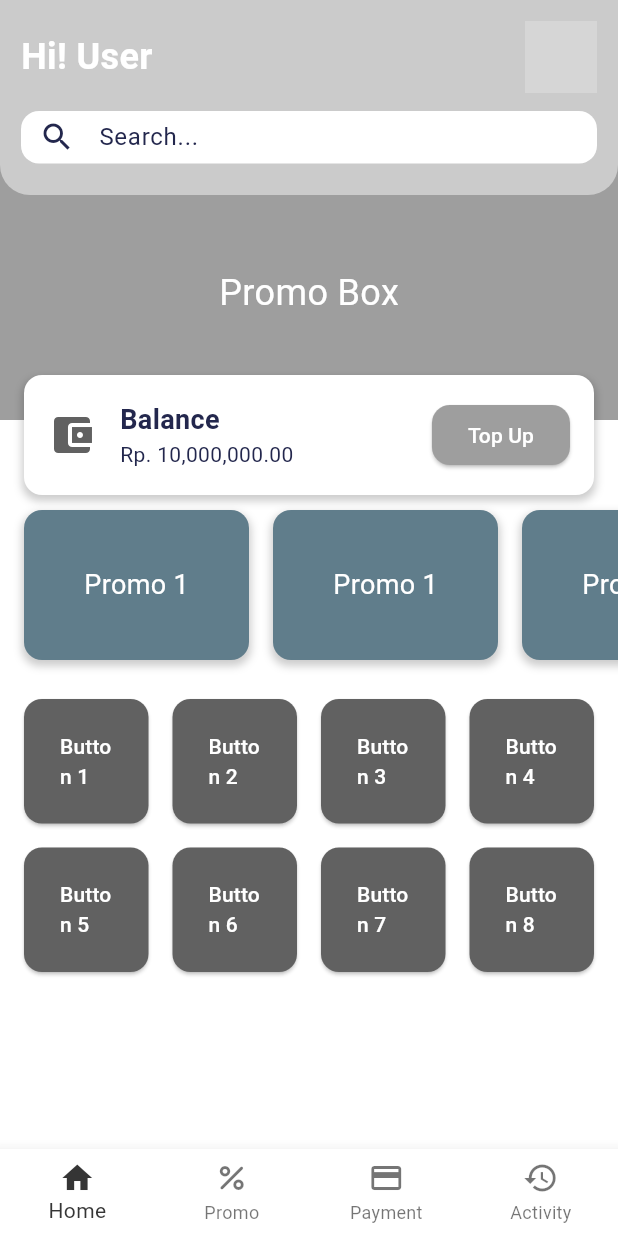
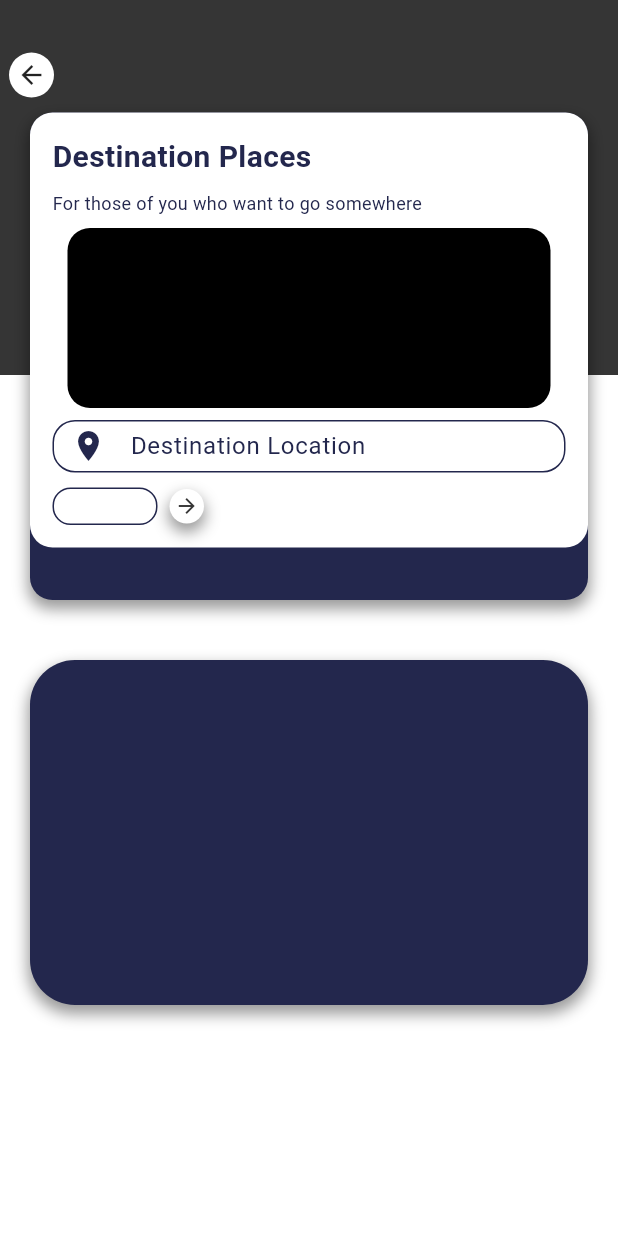
Before and after one commit to HengkyLaurencio/GoDec, a Flutter app: the screen it shows after launch, on a phone screen of 412 x 824 dp. Run offline on Flutter 3.47's test engine with Material 3 defaults, Android fonts, the phone set to English and light mode, and no system bars; grey boxes are pictures that could not be loaded.

Commit message:
Refactor OrderPage

```diff
--- /dev/null
+++ b/lib/features/order/presentation/page/front_order_page.dart
@@ -0,0 +1,57 @@
+import 'package:flutter/material.dart';
+import '../widget/arrow_back.dart';
+import '../widget/card_container_top.dart';
+import '../widget/card_container_stack.dart';
+import '../widget/card_container_bot.dart';
+
+class FrontOrderPage extends StatelessWidget {
+  const FrontOrderPage({super.key});
+
+  @override
+  Widget build(BuildContext context) {
+    final screenWidth = MediaQuery.of(context).size.width;
+
+    return Scaffold(
+      body: SingleChildScrollView(
+        child: Column(
+          children: [
+            SizedBox(
+              height: 440,
+              child: Stack(
+                children: [
+                  Positioned(
+                    child: Container(
+                      width: screenWidth,
+                      height: 250,
+                      decoration: BoxDecoration(
+                        color: Theme.of(context).colorScheme.primary,
+                      ),
+                    ),
+                  ),
+                  const Positioned(
+                    top: 35,
+                    left: 6,
+                    child: ArrowBack(),
+                  ),
+                  const Positioned(
+                    top: 75,
+                    left: 20,
+                    right: 20,
+                    child: CardContainerTop(),
+                  ),
+                  const Positioned(
+                    top: 75,
+                    left: 20,
+                    right: 20,
+                    child: CardContainerStack(),
+                  ),
+                ],
+              ),
+            ),
+            const CardContainerBot(),
+          ],
+        ),
+      ),
+    );
+  }
+}
--- /dev/null
+++ b/lib/features/order/presentation/widget/arrow_back.dart
@@ -0,0 +1,23 @@
+import 'package:flutter/material.dart';
+
+class ArrowBack extends StatelessWidget {
+  const ArrowBack({super.key});
+
+  @override
+  Widget build(BuildContext context) {
+    return Container(
+      width: 30,
+      height: 30,
+      decoration: BoxDecoration(
+        color: Theme.of(context).colorScheme.surface,
+        shape: BoxShape.circle,
+      ),
+      child: const Center(
+        child: Icon(
+          Icons.arrow_back,
+          size: 20,
+        ),
+      ),
+    );
+  }
+}
--- /dev/null
+++ b/lib/features/order/presentation/widget/card_container_bot.dart
@@ -0,0 +1,30 @@
+import 'package:flutter/material.dart';
+
+class CardContainerBot extends StatelessWidget {
+  const CardContainerBot({super.key});
+
+  @override
+  Widget build(BuildContext context) {
+    final screenWidth = MediaQuery.of(context).size.width;
+    return Container(
+      margin: const EdgeInsets.only(
+        left: 20,
+        right: 20,
+      ),
+      width: screenWidth,
+      height: 230,
+      decoration: BoxDecoration(
+        color: Theme.of(context).colorScheme.onSurface,
+        borderRadius: BorderRadius.circular(30),
+        boxShadow: [
+          BoxShadow(
+            color: Colors.black.withOpacity(0.4),
+            spreadRadius: 1,
+            blurRadius: 8,
+            offset: const Offset(0, 5),
+          ),
+        ],
+      ),
+    );
+  }
+}
--- /dev/null
+++ b/lib/features/order/presentation/widget/card_container_stack.dart
@@ -0,0 +1,102 @@
+import 'package:flutter/material.dart';
+
+class CardContainerStack extends StatelessWidget {
+  const CardContainerStack({super.key});
+
+  @override
+  Widget build(BuildContext context) {
+    return Container(
+      height: 290,
+      padding: const EdgeInsets.all(15),
+      decoration: BoxDecoration(
+        color: Theme.of(context).colorScheme.surface,
+        borderRadius: BorderRadius.circular(15),
+      ),
+      child: Column(
+        crossAxisAlignment: CrossAxisAlignment.start,
+        children: [
+          const Text(
+            "Destination Places",
+            style: TextStyle(
+              fontSize: 20,
+              fontWeight: FontWeight.bold,
+            ),
+          ),
+          const SizedBox(height: 8),
+          const Text(
+            "For those of you who want to go somewhere",
+            style: TextStyle(fontSize: 12),
+          ),
+          const SizedBox(height: 8),
+          Container(
+            margin: const EdgeInsets.only(
+              right: 10,
+              left: 10,
+            ),
+            height: 120,
+            decoration: BoxDecoration(
+                color: Colors.black, borderRadius: BorderRadius.circular(15)),
+          ),
+          const SizedBox(height: 8),
+          SizedBox(
+            height: 35,
+            child: TextField(
+              decoration: InputDecoration(
+                hintText: 'Destination Location',
+                prefixIcon: const Icon(Icons.location_on),
+                border: OutlineInputBorder(
+                  borderRadius: BorderRadius.circular(15),
+                ),
+                filled: true,
+                fillColor: Colors.white,
+                contentPadding: const EdgeInsets.symmetric(vertical: 0.0),
+              ),
+            ),
+          ),
+          const SizedBox(height: 10),
+          Row(
+            children: [
+              SizedBox(
+                width: 70,
+                height: 25,
+                child: TextField(
+                  decoration: InputDecoration(
+                    border: OutlineInputBorder(
+                      borderRadius: BorderRadius.circular(12),
+                    ),
+                    filled: true,
+                    fillColor: Colors.white,
+                  ),
+                ),
+              ),
+              const SizedBox(width: 8),
+              Container(
+                width: 23,
+                height: 23,
+                decoration: BoxDecoration(
+                  color: Theme.of(context).colorScheme.surface,
+                  shape: BoxShape.circle,
+                  boxShadow: [
+                    BoxShadow(
+                      color: Colors.black.withOpacity(0.4),
+                      spreadRadius: 1,
+                      blurRadius: 8,
+                      offset: const Offset(0, 5),
+                    ),
+                  ],
+                ),
+                child: Center(
+                  child: Icon(
+                    Icons.arrow_forward,
+                    color: Theme.of(context).colorScheme.primary,
+                    size: 16,
+                  ),
+                ),
+              ),
+            ],
+          )
+        ],
+      ),
+    );
+  }
+}
--- /dev/null
+++ b/lib/features/order/presentation/widget/card_container_top.dart
@@ -0,0 +1,24 @@
+import 'package:flutter/material.dart';
+
+class CardContainerTop extends StatelessWidget {
+  const CardContainerTop({super.key});
+
+  @override
+  Widget build(BuildContext context) {
+    return Container(
+      height: 325,
+      decoration: BoxDecoration(
+        color: Theme.of(context).colorScheme.onSurface,
+        borderRadius: BorderRadius.circular(15),
+        boxShadow: [
+          BoxShadow(
+            color: Colors.black.withOpacity(0.4),
+            spreadRadius: 1,
+            blurRadius: 8,
+            offset: const Offset(0, 5),
+          ),
+        ],
+      ),
+    );
+  }
+}
--- a/lib/main.dart
+++ b/lib/main.dart
@@ -1,5 +1,6 @@
 import 'package:flutter/material.dart';
 import 'package:godec/features/main/main_page.dart';
+import 'package:godec/features/order/presentation/page/front_order_page.dart';
 
 void main() {
   runApp(const MyApp());
@@ -20,7 +21,7 @@ class MyApp extends StatelessWidget {
         useMaterial3: true,
       ),
       debugShowCheckedModeBanner: false,
-      home: const MainPage(),
+      home: const FrontOrderPage(),
     );
   }
 }
```
Also changed, not shown: lib/features/order/presentation/page/order_page.dart (deleted, +0 -186 lines).
